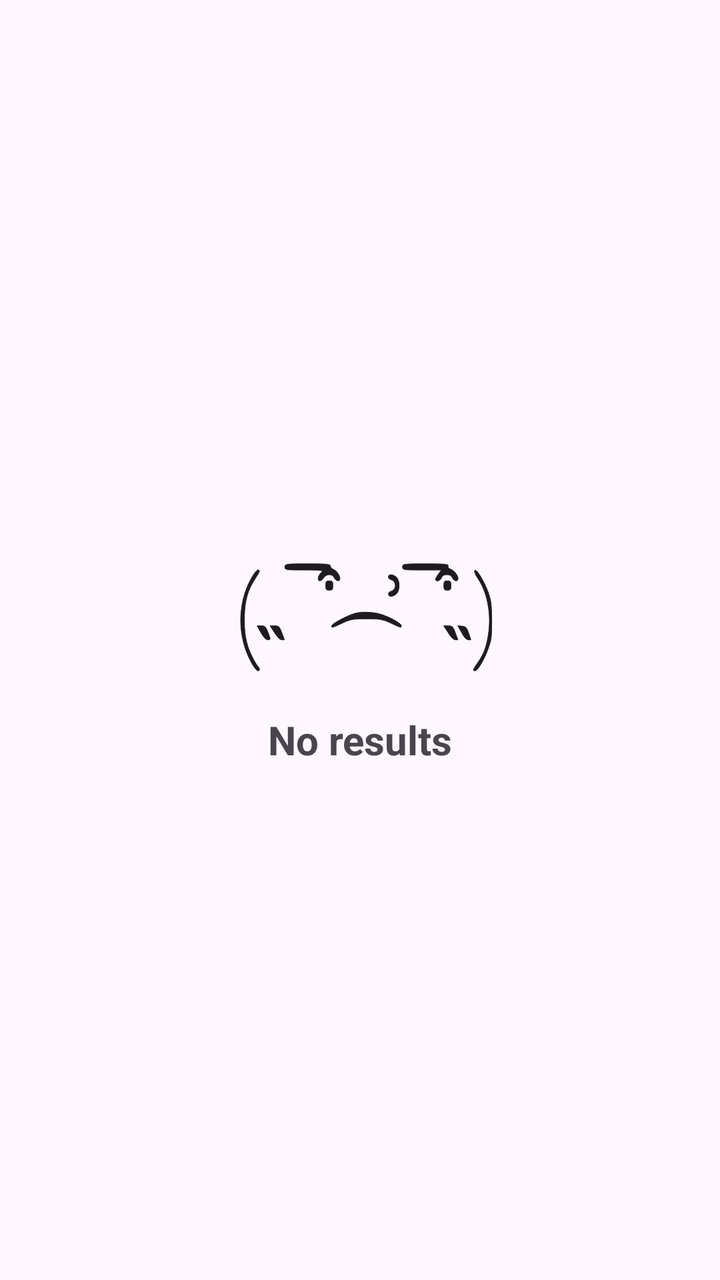
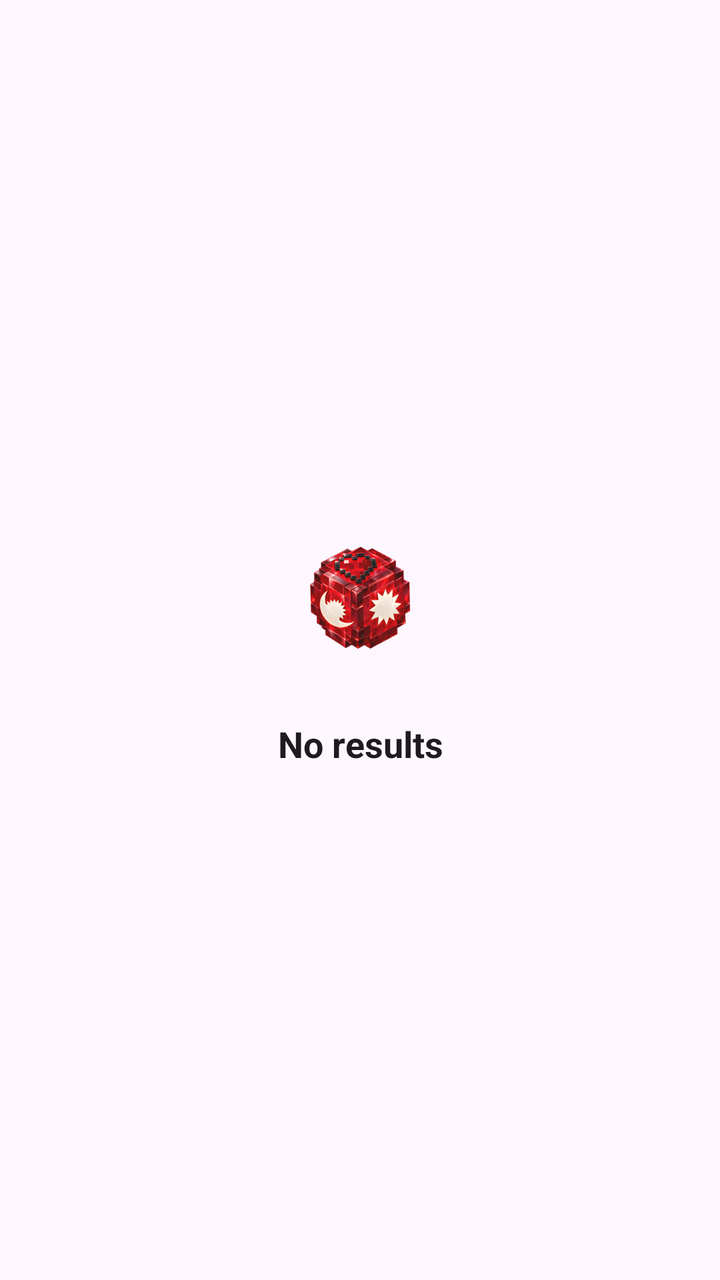

Screens rendered from an Android XML layout before and after an edit, with the pre-edit source and the edit as a unified diff.
<!-- AndroidManifest.xml: application theme BaseTheme -->
<!-- res/layout/no_results.xml -->
<?xml version="1.0" encoding="utf-8"?>
<RelativeLayout
    android:id="@+id/no_results"
    xmlns:android="http://schemas.android.com/apk/res/android"
    xmlns:tools="http://schemas.android.com/tools"
    android:layout_width="match_parent"
    android:layout_height="match_parent">

    <LinearLayout
        android:layout_width="match_parent"
        android:layout_height="wrap_content"
        android:layout_centerInParent="true"
        android:gravity="center"
        android:orientation="vertical"
        tools:ignore="MissingConstraints">

        <ImageView
            android:layout_width="150sp"
            android:layout_height="100sp"
            android:layout_gravity="center"
            android:scaleType="centerInside"
            android:background="@drawable/ic_no_results" />

        <TextView
            android:layout_width="match_parent"
            android:layout_height="wrap_content"
            android:text="@string/no_results"
            android:textAlignment="center"
            android:textSize="20sp"
            android:textStyle="bold" />

    </LinearLayout>


</RelativeLayout>
<!-- resources referenced by this layout -->
<resources>
  <!-- drawable ic_no_results: vector/xml drawable (drawable, 3815 chars, omitted) -->
  <string name="no_results">No results</string>
  <style name="BaseTheme" parent="Theme.Material3.Light.NoActionBar">
          <item name="viewInflaterClass">com.setotower.downloader.util.IncognitoViewInflater</item>
          <item name="android:windowLightStatusBar">?attr/isLightTheme</item>
          <item name="android:statusBarColor">@android:color/transparent</item>
          <item name="alertDialogTheme">@style/ThemeOverlay.Material3.MaterialAlertDialog</item>
          <item name="dialogCornerRadius">28dp</item>
          <item name="windowActionModeOverlay">true</item>
          <item name="actionBarTheme">@style/ThemeOverlay.Material3.Light</item>
          <item name="android:windowLightNavigationBar" tools:ignore="NewApi">true</item>
          <item name="switchPreferenceCompatStyle">@style/Preference.SwitchPreferenceCompat.Material3</item>
          <item name="snackbarStyle">@style/snackBarStyle</item>
          <item name="preferenceTheme">@style/PreferenceTheme</item>
          <item name="android:windowOptOutEdgeToEdgeEnforcement" tools:targetApi="35">true</item>
      </style>
  <style name="Preference.SwitchPreferenceCompat.Material3" parent="@style/Preference.SwitchPreferenceCompat.Material">
          <item name="widgetLayout">@layout/preferece_material_switch</item>
      </style>
  <style name="snackBarStyle" parent="@style/Widget.Material3.Snackbar">
          <item name="shapeAppearance">@style/ShapeAppearance.Material3.Corner.ExtraLarge</item>
          <item name="android:paddingStart">20dp</item>
          <item name="android:paddingEnd">20dp</item>
          <item name="maxLines">2</item>
          <item name="animationMode">slide</item>
      </style>
  <style name="PreferenceTheme" parent="PreferenceThemeOverlay">
          <item name="singleLineTitle">false</item>
      </style>
</resources>

<!-- the commit's change to res/layout/no_results.xml (unified diff, before → after) -->
@@ -11,22 +11,28 @@
         android:layout_height="wrap_content"
         android:layout_centerInParent="true"
         android:gravity="center"
+        android:paddingHorizontal="32dp"
+        android:paddingVertical="24dp"
         android:orientation="vertical"
         tools:ignore="MissingConstraints">
 
         <ImageView
-            android:layout_width="150sp"
-            android:layout_height="100sp"
+            android:layout_width="88dp"
+            android:layout_height="88dp"
             android:layout_gravity="center"
             android:scaleType="centerInside"
-            android:background="@drawable/ic_no_results" />
+            android:alpha="0.92"
+            android:contentDescription="@string/app_name"
+            android:src="@drawable/setotower_mark" />
 
         <TextView
             android:layout_width="match_parent"
             android:layout_height="wrap_content"
+            android:layout_marginTop="16dp"
             android:text="@string/no_results"
             android:textAlignment="center"
-            android:textSize="20sp"
+            android:textColor="?attr/colorOnSurface"
+            android:textSize="18sp"
             android:textStyle="bold" />
 
     </LinearLayout>
<!-- resource entries referenced after the edit -->
@@ -1,6 +1,7 @@
 <!-- resources referenced by this layout -->
 <resources>
-  <!-- drawable ic_no_results: vector/xml drawable (drawable, 3815 chars, omitted) -->
+  <!-- drawable setotower_mark: png bitmap (drawable-nodpi, 49876 bytes) -->
+  <string name="app_name">Setotower Downloader</string>
   <string name="no_results">No results</string>
   <style name="BaseTheme" parent="Theme.Material3.Light.NoActionBar">
           <item name="viewInflaterClass">com.setotower.downloader.util.IncognitoViewInflater</item>
